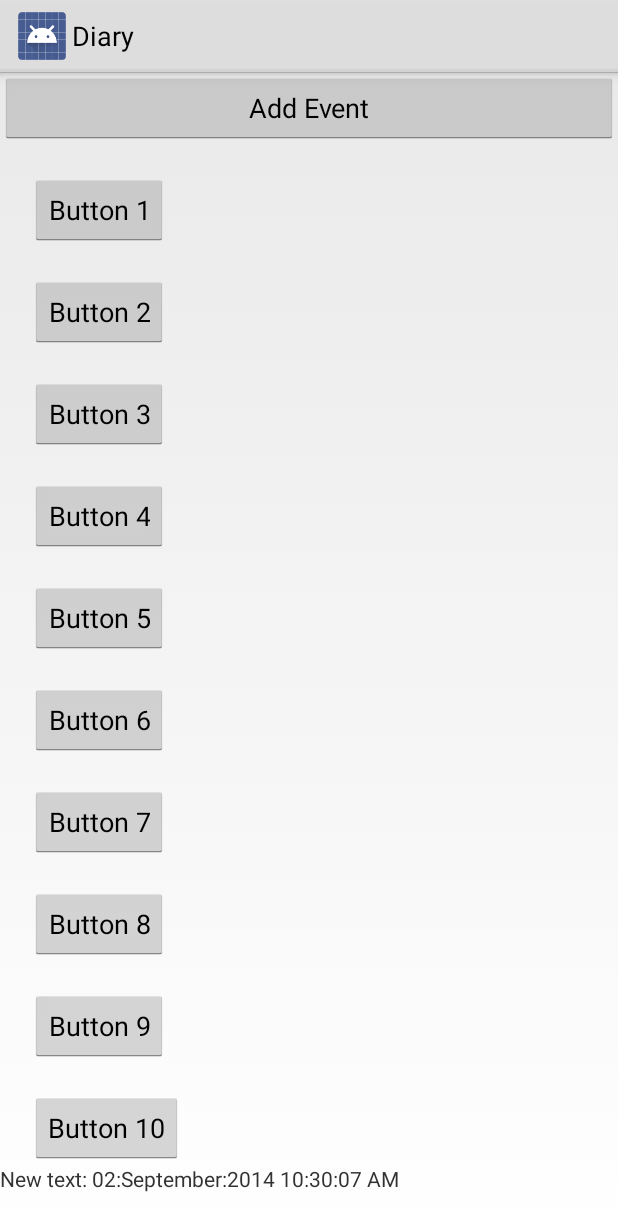
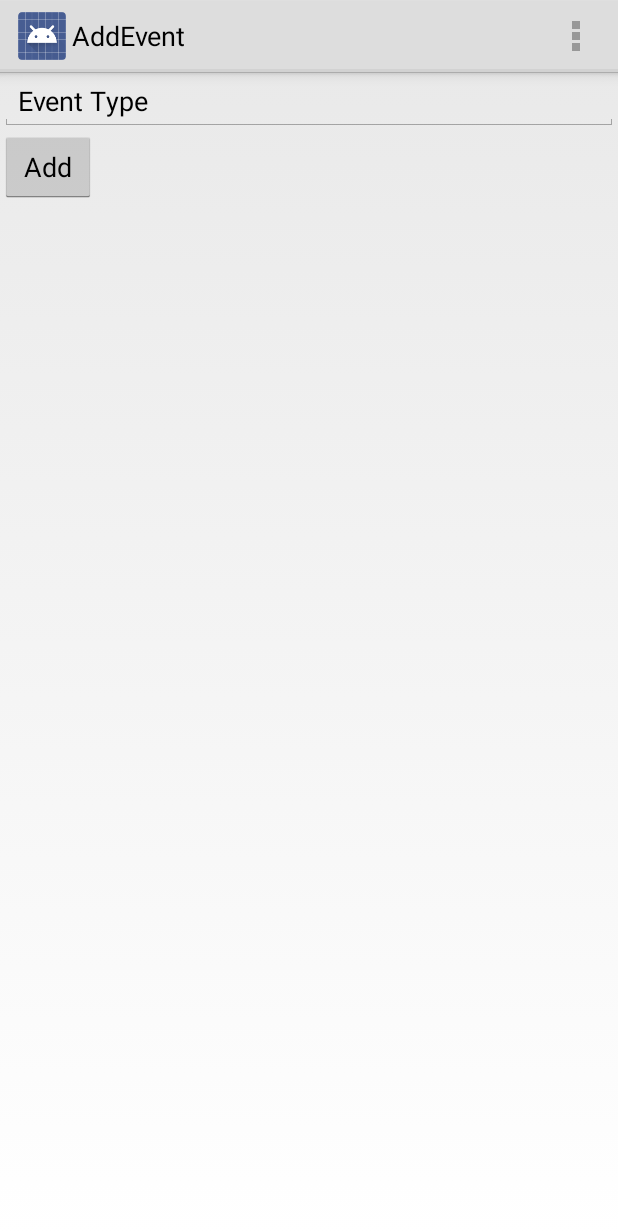
Before and after one commit to souravkhandelwal/diary, an Android app: the screen it shows after launch (MainActivity before the commit, AddEvent after it), after a tap on "Add Event", on a phone screen of 412 x 824 dp. Shown: the top 1231 px of the screen. Run offline under Robolectric (Android 15) with nearby library versions, the phone set to English and light mode, and no system bars; plain views replace PieChart.

Commit message:
working example of creating view

```diff
--- a/diary-app/app/src/main/AndroidManifest.xml
+++ b/diary-app/app/src/main/AndroidManifest.xml
@@ -22,6 +22,10 @@
                 <category android:name="android.intent.category.LAUNCHER" />
             </intent-filter>
         </activity>
+        <activity
+            android:name=".AddEvent"
+            android:label="@string/title_activity_add_event" >
+        </activity>
     </application>
 
 </manifest>
--- /dev/null
+++ b/diary-app/app/src/main/java/com/hackers/diary/AddEvent.java
@@ -0,0 +1,64 @@
+package com.hackers.diary;
+
+import android.app.Activity;
+import android.content.Intent;
+import android.os.Bundle;
+import android.view.Menu;
+import android.view.MenuItem;
+import android.view.View;
+import android.widget.Button;
+import android.widget.EditText;
+import android.widget.TextView;
+
+
+public class AddEvent extends Activity {
+
+    private EditText mEventText;
+    public static final String EVENT_TYPE = "eventType";
+
+    @Override
+    protected void onCreate(Bundle savedInstanceState) {
+        super.onCreate(savedInstanceState);
+        setContentView(R.layout.activity_add_event);
+        setTitle(R.string.title_activity_add_event);
+
+        mEventText = (EditText) findViewById(R.id.EventType);
+
+        Button confirmButton = (Button) findViewById(R.id.confirm);
+
+        confirmButton.setOnClickListener(new View.OnClickListener() {
+
+            public void onClick(View view) {
+                Bundle bundle = new Bundle();
+
+                bundle.putString(EVENT_TYPE, mEventText.getText().toString());
+
+                Intent mIntent = new Intent();
+                mIntent.putExtras(bundle);
+                setResult(RESULT_OK, mIntent);
+                finish();
+            }
+
+        });
+    }
+
+
+    @Override
+    public boolean onCreateOptionsMenu(Menu menu) {
+        // Inflate the menu; this adds items to the action bar if it is present.
+        getMenuInflater().inflate(R.menu.add_event, menu);
+        return true;
+    }
+
+    @Override
+    public boolean onOptionsItemSelected(MenuItem item) {
+        // Handle action bar item clicks here. The action bar will
+        // automatically handle clicks on the Home/Up button, so long
+        // as you specify a parent activity in AndroidManifest.xml.
+        int id = item.getItemId();
+        if (id == R.id.action_settings) {
+            return true;
+        }
+        return super.onOptionsItemSelected(item);
+    }
+}
--- a/diary-app/app/src/main/java/com/hackers/diary/MainActivity.java
+++ b/diary-app/app/src/main/java/com/hackers/diary/MainActivity.java
@@ -15,18 +15,20 @@
 
 package com.hackers.diary;
 
-import java.text.SimpleDateFormat;
-import java.util.Calendar;
-
-import android.app.ActionBar.LayoutParams;
 import android.app.Activity;
+import android.content.Intent;
 import android.content.res.Resources;
 import android.os.Bundle;
 import android.view.View;
 import android.widget.LinearLayout;
-import android.widget.TextView;
+
+import com.hackers.diary.views.EventView;
 
 public class MainActivity extends Activity {
+
+    private static final int ADD_EVENT = 0;
+    private static final int EDIT_EVENT = 1;
+
     /**
      * Called when the activity is first created.
      */
@@ -41,19 +43,23 @@ public class MainActivity extends Activity {
     }
 
     public void addEvent(View view) {
-    	Calendar c = Calendar.getInstance();
-    	SimpleDateFormat sdf = new SimpleDateFormat("dd:MMMM:yyyy HH:mm:ss a");
-    	String strDate = sdf.format(c.getTime());
-
-    	LinearLayout mainView = (LinearLayout) findViewById(R.id.MainScroll);
-    	mainView.addView(createNewTextView(strDate));
+        Intent i = new Intent(this, AddEvent.class);
+        startActivityForResult(i, ADD_EVENT);
     }
 
-    private TextView createNewTextView(String text) {
-        final LayoutParams lparams = new LayoutParams(LayoutParams.WRAP_CONTENT, LayoutParams.WRAP_CONTENT);
-        final TextView textView = new TextView(this);
-        textView.setLayoutParams(lparams);
-        textView.setText("New text: " + text);
-        return textView;
+    @Override
+    protected void onActivityResult(int requestCode, int resultCode, Intent intent) {
+        super.onActivityResult(requestCode, resultCode, intent);
+        Bundle extras = intent.getExtras();
+        switch(requestCode) {
+            case ADD_EVENT:
+                String title = extras.getString(AddEvent.EVENT_TYPE);
+                LinearLayout mainView = (LinearLayout) findViewById(R.id.MainScroll);
+                EventView eventView = new EventView(this);
+                eventView.setEventData(title);
+                eventView.setEventType(title);
+                mainView.addView(eventView);
+                break;
+        }
     }
 }
--- a/diary-app/app/src/main/java/com/hackers/diary/views/MainScrollView.java
+++ /dev/null
@@ -1,14 +0,0 @@
-package com.hackers.diary.views;
-
-import android.content.Context;
-import android.util.AttributeSet;
-import android.widget.ScrollView;
-
-public class MainScrollView extends ScrollView {
-
-	public MainScrollView(Context context, AttributeSet attrs) {
-		super(context, attrs);
-		// TODO Auto-generated constructor stub
-	}
-
-}
--- /dev/null
+++ b/diary-app/app/src/main/res/layout/activity_add_event.xml
@@ -0,0 +1,17 @@
+<LinearLayout
+    android:orientation="vertical"
+    android:layout_width="fill_parent"
+    android:layout_height="fill_parent"
+    xmlns:android="http://schemas.android.com/apk/res/android">
+
+    <EditText
+        android:layout_width="match_parent"
+        android:layout_height="wrap_content"
+        android:text="Event Type"
+        android:id="@+id/EventType"/>
+
+    <Button android:id="@+id/confirm"
+        android:text="@string/confirm"
+        android:layout_width="wrap_content"
+        android:layout_height="wrap_content" />
+</LinearLayout>
--- a/diary-app/app/src/main/res/layout/main.xml
+++ b/diary-app/app/src/main/res/layout/main.xml
@@ -29,26 +29,7 @@
             android:onClick="addEvent"
             />
 
-    <!-- <com.hackers.diary.charting.PieChart
-            android:id="@+id/Pie"
-            android:layout_width="match_parent"
-            android:layout_height="wrap_content"
-            android:padding="10dp"
-            android:layout_weight="100"
-            custom:showText="true"
-            custom:labelHeight="20dp"
-            custom:labelWidth="110dp"
-            custom:labelY="85dp"
-            custom:labelPosition="left"
-            custom:highlightStrength="1.12"
-            android:background="@android:color/white"
-            custom:pieRotation="0"
-            custom:labelColor="@android:color/black"
-            custom:autoCenterPointerInSlice="true"
-            custom:pointerRadius="4dp"
-            /> -->
-
-    <com.hackers.diary.views.MainScrollView
+    <ScrollView
 	    android:layout_width="match_parent"
 	    android:layout_height="wrap_content" >
 
@@ -56,91 +37,10 @@
 	        android:id="@+id/MainScroll"
 	        android:layout_width="match_parent"
 	    	android:layout_height="wrap_content"
-	    	android:orientation="vertical"
-	        >
-
-	        <Button
-	            android:id="@+id/button1"
-	            android:layout_width="wrap_content"
-	            android:layout_height="wrap_content"
-	            android:layout_marginLeft="20dp"
-	            android:layout_marginTop="20dp"
-	            android:text="Button 1" />
-
-	        <Button
-	            android:id="@+id/button2"
-	            android:layout_width="wrap_content"
-	            android:layout_height="wrap_content"
-	            android:layout_marginLeft="20dp"
-	            android:layout_marginTop="20dp"
-	            android:text="Button 2" />
-
-	        <Button
-	            android:id="@+id/button3"
-	            android:layout_width="wrap_content"
-	            android:layout_height="wrap_content"
-	            android:layout_marginLeft="20dp"
-	            android:layout_marginTop="20dp"
-	            android:text="Button 3" />
-
-	        <Button
-	            android:id="@+id/button4"
-	            android:layout_width="wrap_content"
-	            android:layout_height="wrap_content"
-	            android:layout_marginLeft="20dp"
-	            android:layout_marginTop="20dp"
-	            android:text="Button 4" />
-
-	        <Button
-	            android:id="@+id/button5"
-	            android:layout_width="wrap_content"
-	            android:layout_height="wrap_content"
-	            android:layout_marginLeft="20dp"
-	            android:layout_marginTop="20dp"
-	            android:text="Button 5" />
-
-	        <Button
-	            android:id="@+id/button6"
-	            android:layout_width="wrap_content"
-	            android:layout_height="wrap_content"
-	            android:layout_marginLeft="20dp"
-	            android:layout_marginTop="20dp"
-	            android:text="Button 6" />
-
-	        <Button
-	            android:id="@+id/button7"
-	            android:layout_width="wrap_content"
-	            android:layout_height="wrap_content"
-	            android:layout_marginLeft="20dp"
-	            android:layout_marginTop="20dp"
-	            android:text="Button 7" />
-
-	        <Button
-	            android:id="@+id/button8"
-	            android:layout_width="wrap_content"
-	            android:layout_height="wrap_content"
-	            android:layout_marginLeft="20dp"
-	            android:layout_marginTop="20dp"
-	            android:text="Button 8" />
-
-	        <Button
-	            android:id="@+id/button9"
-	            android:layout_width="wrap_content"
-	            android:layout_height="wrap_content"
-	            android:layout_marginLeft="20dp"
-	            android:layout_marginTop="20dp"
-	            android:text="Button 9" />
-
-	        <Button
-	            android:id="@+id/button10"
-	            android:layout_width="wrap_content"
-	            android:layout_height="wrap_content"
-	            android:layout_marginLeft="20dp"
-	            android:layout_marginTop="20dp"
-	            android:text="Button 10" />
+	    	android:orientation="vertical">
 
 	    </LinearLayout>
 
-	</com.hackers.diary.views.MainScrollView>
+	</ScrollView>
 
 </LinearLayout>
--- /dev/null
+++ b/diary-app/app/src/main/res/menu/add_event.xml
@@ -0,0 +1,8 @@
+<menu xmlns:android="http://schemas.android.com/apk/res/android"
+    xmlns:tools="http://schemas.android.com/tools"
+    tools:context="com.hackers.diary.AddEvent" >
+    <item android:id="@+id/action_settings"
+        android:title="@string/action_settings"
+        android:orderInCategory="100"
+        android:showAsAction="never" />
+</menu>
--- a/diary-app/app/src/main/res/values/strings.xml
+++ b/diary-app/app/src/main/res/values/strings.xml
@@ -1,5 +1,6 @@
 <?xml version="1.0" encoding="utf-8"?>
-<!-- Copyright (C) 2012 The Android Open Source Project
+<!--
+ Copyright (C) 2012 The Android Open Source Project
 
      Licensed under the Apache License, Version 2.0 (the "License");
      you may not use this file except in compliance with the License.
@@ -13,8 +14,14 @@
      See the License for the specific language governing permissions and
      limitations under the License.
 -->
+<resources>
 
-<resources>
     <string name="app_name">Diary</string>
     <string name="add_button">Add Event</string>
+    <string name="event_type">Event Type</string>
+    <string name="title_activity_add_event">AddEvent</string>
+    <string name="hello_world">Hello world!</string>
+    <string name="action_settings">Settings</string>
+    <string name="confirm">Add</string>
+
 </resources>
```
Also changed, not shown: diary-app/app/src/main/java/com/hackers/diary/views/EventView.java (added, +69 -0 lines), diary-app/app/src/main/res/layout/event.xml (added, +21 -0 lines), diary-app/app/src/main/res/values/attrs.xml (+6 -30 lines), 1 other file.
